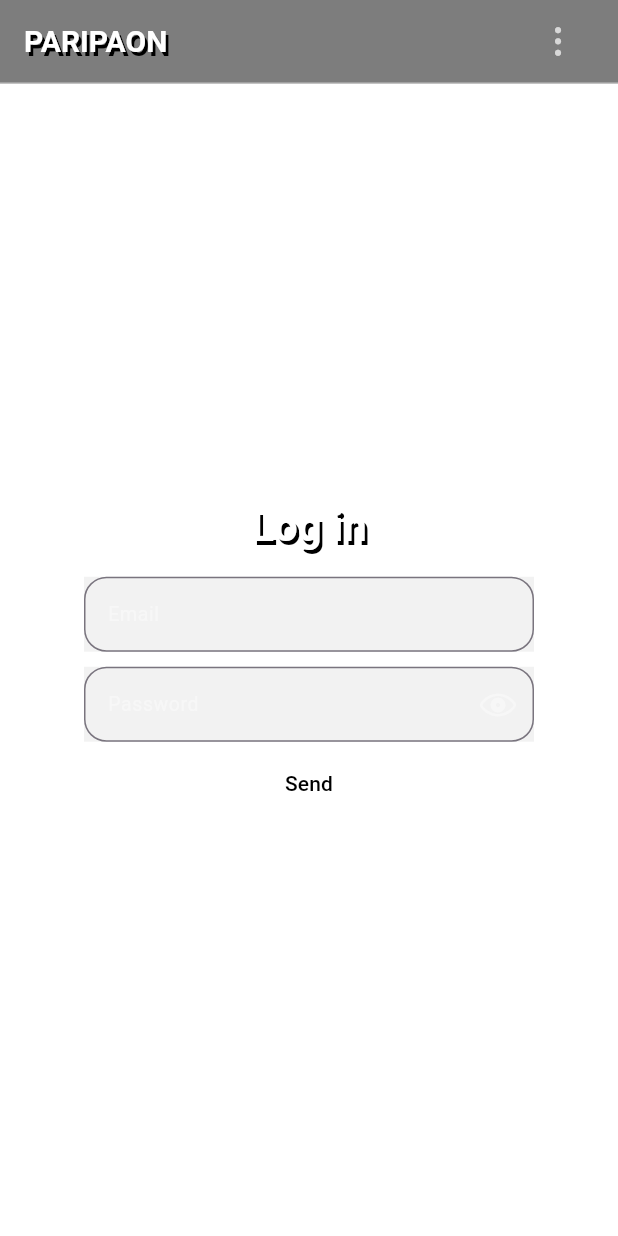
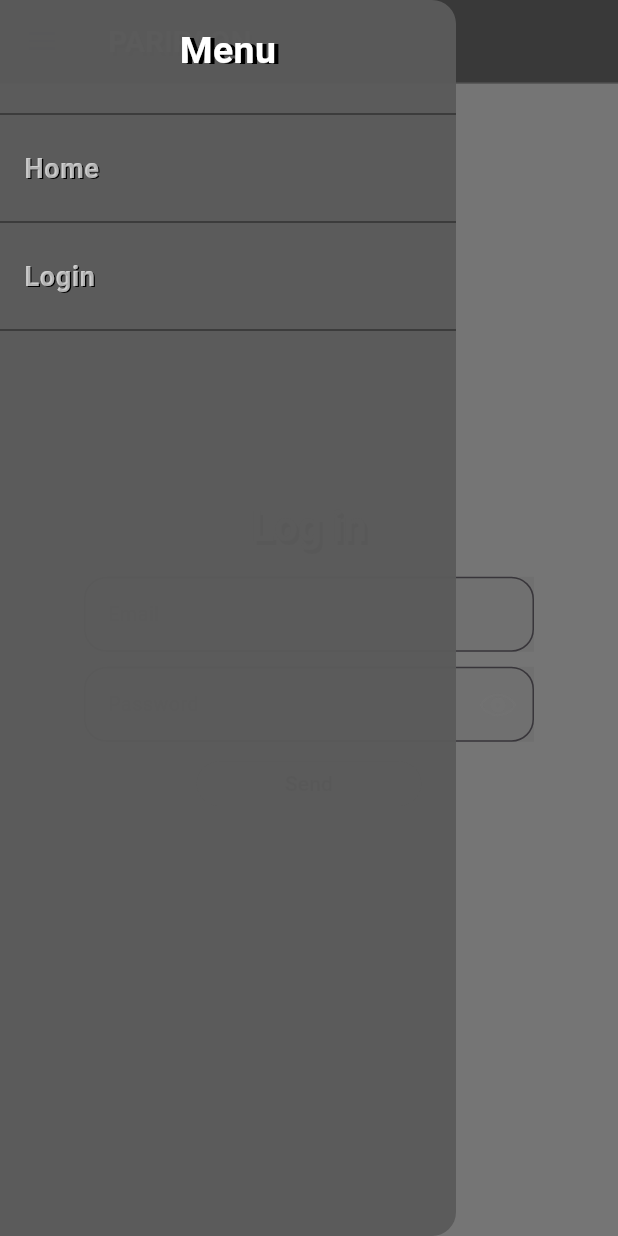
Before and after one commit to paripaon/flutter-app-3, a Flutter app: the screen it shows after launch, with the side drawer open (before the commit the screen has no drawer), on a phone screen of 412 x 824 dp. Run offline on Flutter 3.47's test engine with Material 3 defaults, Android fonts, the light colour scheme and no system bars.

Commit message:
dropdown menu

```diff
--- a/lib/main.dart
+++ b/lib/main.dart
@@ -52,6 +52,7 @@ class _MyHomePageState extends State<MyHomePage> {
     return Scaffold(
       backgroundColor: Colors.white12,
       appBar: AppBarClass(),
+      drawer: DrawerOnly(),
       body: Center(
         child: Column(
           mainAxisAlignment: MainAxisAlignment.center,
@@ -76,7 +77,7 @@ class _MyHomePageState extends State<MyHomePage> {
                   ),
                   child: Align(
                     alignment: Alignment.center,
-                    child: Text('Send', style: TextStyle(color: Colors.black),),
+                    child: Text('Send', style: TextStyle(color: Colors.black)),
                   ),
                 ),
               ),
@@ -110,15 +111,72 @@ class AppBarClass extends StatelessWidget implements PreferredSizeWidget {
           ),
         ),
       ),
-      actions: [
-        Padding(
-          padding: const EdgeInsets.only(right: 16),
-          child: IconButton(
-            onPressed: () {},
-            icon: Icon(CupertinoIcons.ellipsis_vertical, color: Colors.white70),
+      actions: [],
+    );
+  }
+}
+
+class DrawerOnly extends StatelessWidget {
+  @override
+  Widget build(BuildContext ctxt) {
+    return Drawer(
+      backgroundColor: Color.fromARGB(250, 90, 90, 90),
+      child: Column(
+        children: [
+          Padding(
+            padding: const EdgeInsets.all(16),
+            child: Text(
+              'Menu',
+              textAlign: TextAlign.center,
+              style: TextStyle(
+                fontSize: 25,
+                fontWeight: FontWeight.w600,
+                color: Colors.white,
+                shadows: [Shadow(color: Colors.black, offset: Offset(3, 0.5))],
+              ),
+            ),
           ),
-        ),
-      ],
+          Divider(color: Colors.black45,),
+          ListTile(
+            title: Text(
+              'Home',
+              style: TextStyle(
+                color: Colors.white70,
+                fontSize: 18,
+                fontWeight: FontWeight.w600,
+                shadows: [Shadow(color: Colors.black, offset: Offset(1, 1))],
+              ),
+            ),
+            onTap: () {
+              Navigator.pop(ctxt);
+              Navigator.push(
+                ctxt,
+                MaterialPageRoute(builder: (ctxt) => MyHomePage()),
+              );
+            },
+          ),
+          Divider(color: Colors.black45,),
+          ListTile(
+            title: Text(
+              'Login',
+              style: TextStyle(
+                color: Colors.white70,
+                fontSize: 18,
+                fontWeight: FontWeight.w600,
+                shadows: [Shadow(color: Colors.black, offset: Offset(1, 1))],
+              ),
+            ),
+            onTap: () {
+              Navigator.pop(ctxt);
+              Navigator.push(
+                ctxt,
+                MaterialPageRoute(builder: (ctxt) => MyHomePage()),
+              );
+            },
+          ),
+          Divider(color: Colors.black45,),
+        ],
+      ),
     );
   }
 }
```
